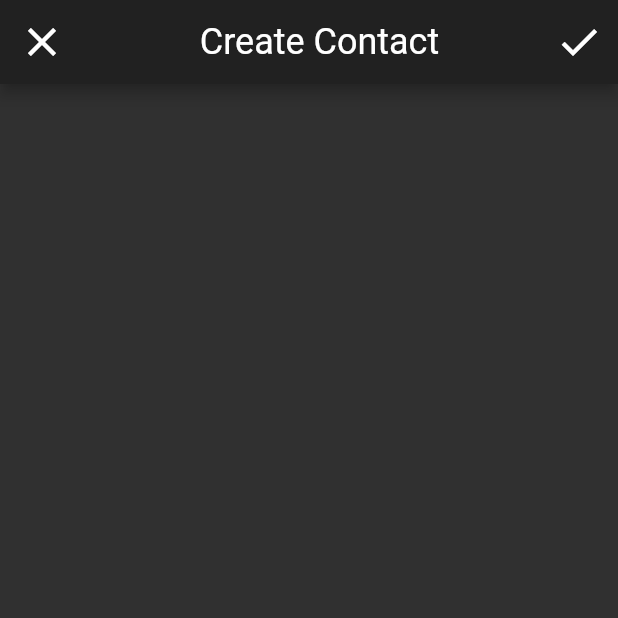
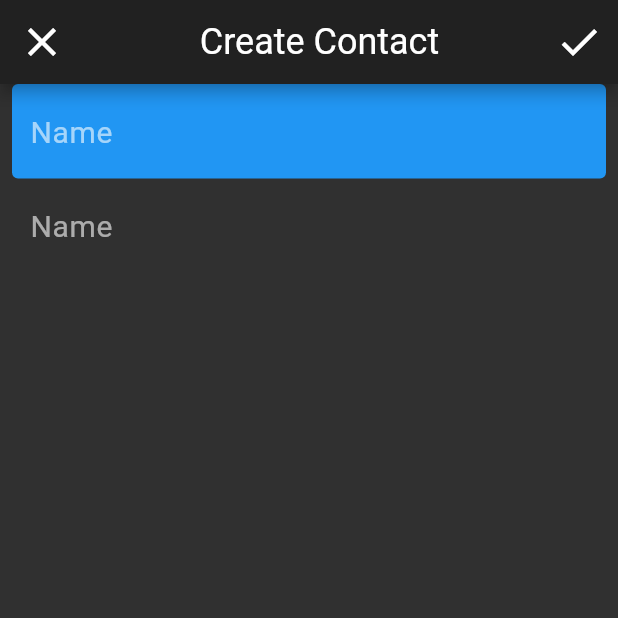
Before and after one commit to Cavitedev/score_contacts, a Flutter app: the ContactList screen opened directly, after a tap on the "add" icon, on a phone screen of 412 x 824 dp, the top half of it. Run offline on Flutter 3.47's test engine with Material 2 defaults, Android fonts, the phone set to English and light mode, and no system bars; our stand-ins replace auto_route, bloc, dartz, firebase_auth, flushbar, flutter_bloc and 3 more; accounts and stored records are empty; statements that could not run were skipped.

Commit message:
Trying to make input fields

```diff
--- a/lib/presentation/contacts/add_contacts/add_contact.dart
+++ b/lib/presentation/contacts/add_contacts/add_contact.dart
@@ -29,9 +29,38 @@ class AddContact extends StatelessWidget {
           )
         ],
       ),
-//      body: Form(
-//        child: ,
-//      ),
+      body: Form(
+        child: Padding(
+          padding: const EdgeInsets.symmetric(horizontal: 8),
+          child: Column(
+            children: <Widget>[
+              TextField(
+                style: TextStyle(fontSize: 20),
+                decoration: InputDecoration(
+                    hintText: "Name",
+                    filled: true,
+                    fillColor: Theme.of(context).textSelectionColor,
+                    focusedBorder: OutlineInputBorder(
+                        borderRadius:
+                            const BorderRadius.all(Radius.circular(16)),
+                        borderSide: BorderSide(
+                            color: Theme.of(context).highlightColor, width: 2)),
+                    border: OutlineInputBorder(borderSide: BorderSide.none)),
+              ),
+              TextField(
+                style: TextStyle(fontSize: 20),
+                decoration: InputDecoration(
+                    hintText: "Name",
+                    focusedBorder: OutlineInputBorder(
+                        borderRadius: BorderRadius.all(Radius.circular(10)),
+                        borderSide: BorderSide(
+                            color: Theme.of(context).highlightColor, width: 2)),
+                    border: OutlineInputBorder(borderSide: BorderSide.none)),
+              ),
+            ],
+          ),
+        ),
+      ),
     );
   }
 }
--- a/lib/presentation/core/widgets/text_field_container.dart
+++ b/lib/presentation/core/widgets/text_field_container.dart
@@ -13,8 +13,20 @@ class TextFieldContainer extends StatelessWidget {
         margin: const EdgeInsets.symmetric(vertical: 10, horizontal: 15),
         padding: const EdgeInsets.symmetric(horizontal: 20, vertical: 0),
         decoration: BoxDecoration(
-          color: Colors.grey[800],
+          color: Theme
+              .of(context)
+              .textSelectionColor,
           borderRadius: BorderRadius.circular(36),
+          boxShadow: [BoxShadow(
+            color: Theme
+                .of(context)
+                .primaryColorDark
+                .withOpacity(0.5),
+            blurRadius: 20,
+            offset: Offset(0, 3),
+          )
+          ],
+
         ),
         child: child
     );
```
Also changed, not shown: lib/injection.iconfig.dart (+6 -6 lines), lib/main.dart (+10 -4 lines), lib/presentation/core/widgets/input_text_field_container.dart (added, +52 -0 lines).
